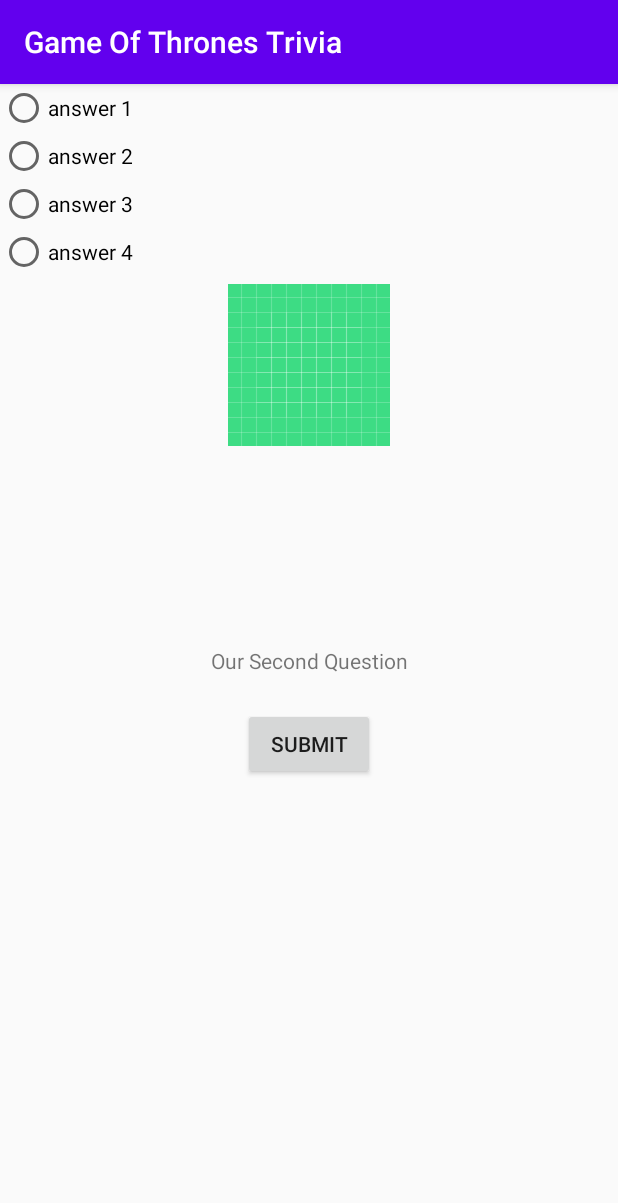
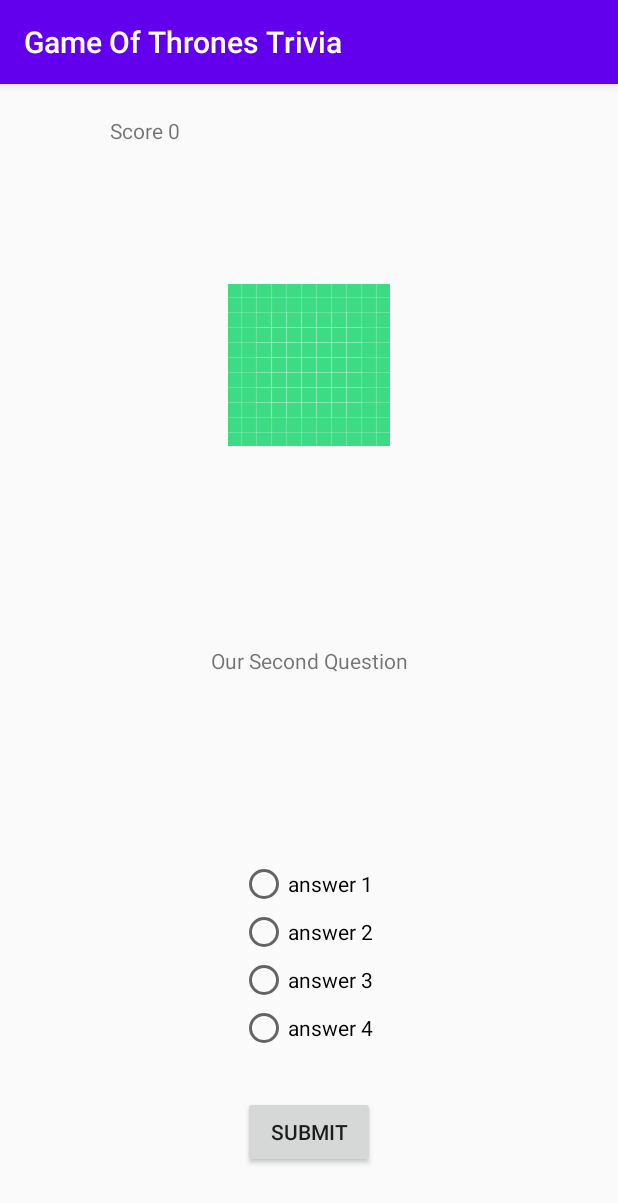
Before and after one commit to LukeRamsay/GameOfThronesTrivia, an Android app: the GameFragment screen opened through its navigation route, after a tap on "SUBMIT", on a phone screen of 412 x 824 dp. Shown: the top 1203 px of the screen. Run offline under Robolectric (Android 15) with nearby library versions, the phone set to English and light mode, and no system bars; our stand-ins replace data binding; 1 statement that could not run was skipped.

Commit message:
Added Score Functionality
Game now keeps track of score and naviagtes to win or loss, also count the number of questions in the array and displays all of them

```diff
--- a/app/src/main/java/com/example/gameofthronestrivia/GameFragment.kt
+++ b/app/src/main/java/com/example/gameofthronestrivia/GameFragment.kt
@@ -11,6 +11,8 @@
 import androidx.databinding.DataBindingUtil
 import androidx.fragment.app.viewModels
 import androidx.lifecycle.Observer
+import androidx.lifecycle.ViewModel
+import androidx.navigation.findNavController
 import com.example.gameofthronestrivia.databinding.FragmentGameBinding
 
 /**
@@ -28,22 +30,35 @@
         val viewModel: GameViewModel by viewModels()
         val binding: FragmentGameBinding = DataBindingUtil.inflate(inflater, R.layout.fragment_game, container, false)
 
+        viewModel.score.observe(viewLifecycleOwner, Observer { newScore ->
+            binding.score.text = "Score $newScore"
+        })
+
         viewModel.question.observe(viewLifecycleOwner, Observer { newQuestion ->
             binding.question.text = newQuestion.question
+
             val rGroup = binding.radioGroup
             rGroup.removeAllViews()
             for ((index, answer) in newQuestion.answers.withIndex()){
                 val newRBtn = createRadioBtn(answer, index)
                 rGroup.addView((newRBtn))
             }
+        })
 
-            binding.submitButton.setOnClickListener {
-                val id = binding.radioGroup.checkedRadioButtonId
-                Toast.makeText(context, "This is the current ID: ${id}", Toast.LENGTH_SHORT).show()
+        binding.submitButton.setOnClickListener {view : View ->
+            val id = binding.radioGroup.checkedRadioButtonId
+            viewModel.checkQuestion(id)
+            Toast.makeText(context, "This is the current ID: ${viewModel.currentQuestion.value}", Toast.LENGTH_SHORT).show()
+            if(viewModel.currentQuestion.value!! < viewModel.amountOfQuestions.value!!.minus(1)) {
                 viewModel.updateQuestion(viewModel.currentQuestion.value ?: 0)
+            } else  {
+                if(viewModel.score.value!! == viewModel.amountOfQuestions.value!!){
+                    view.findNavController().navigate(R.id.action_gameFragment_to_gameWonFragment)
+                } else{
+                    view.findNavController().navigate(R.id.action_gameFragment_to_gameLostFragment)
+                }
             }
-
-        })
+        }
 
         return binding.root
     }
--- a/app/src/main/java/com/example/gameofthronestrivia/GameViewModel.kt
+++ b/app/src/main/java/com/example/gameofthronestrivia/GameViewModel.kt
@@ -8,31 +8,41 @@
 class GameViewModel : ViewModel() {
 
     private val questions = listOf<Question>(
-        Question("Our First Question", listOf("answer 1 ", "answer 2", "answer 3", "answer 4"), "answer 1"),
-        Question("Our Second Question", listOf("answer 1 ", "answer 2", "answer 3", "answer 4"), "answer 1"),
-        Question("Our Third Question", listOf("answer 1 ", "answer 2", "answer 3", "answer 4"), "answer 1"),
-        Question("Our Fourth Question", listOf("answer 1 ", "answer 2", "answer 3", "answer 4"), "answer 1"),
-        Question("Our Fifth Question", listOf("answer 1 ", "answer 2", "answer 3", "answer 4"), "answer 1"),
-        Question("Our Sixth Question", listOf("answer 1 ", "answer 2", "answer 3", "answer 4"), "answer 1")
+        Question("Our First Question", listOf("answer 1 ", "answer 2", "answer 3", "answer 4"), "answer 1 "),
+        Question("Our Second Question", listOf("answer 1 ", "answer 2", "answer 3", "answer 4"), "answer 1 "),
+        Question("Our Third Question", listOf("answer 1 ", "answer 2", "answer 3", "answer 4"), "answer 1 "),
+        Question("Our Fourth Question", listOf("answer 1 ", "answer 2", "answer 3", "answer 4"), "answer 1 "),
+        Question("Our Fifth Question", listOf("answer 1 ", "answer 2", "answer 3", "answer 4"), "answer 1 "),
+        Question("Our Sixth Question", listOf("answer 1 ", "answer 2", "answer 3", "answer 4"), "answer 1 ")
     )
     private val _question = MutableLiveData<Question>()
     private val _currentQuestion = MutableLiveData<Int>()
     private val _score = MutableLiveData<Int>()
+    private val _amountOfQuestions = MutableLiveData<Int>()
 
     init {
         _score.value = 0
         _question.value = questions[0]
         _currentQuestion.value = 0
-
+        _amountOfQuestions.value = questions.count()
     }
 
     val question: LiveData<Question> = _question
     val currentQuestion: LiveData<Int> = _currentQuestion
     val score: LiveData<Int> = _score
+    val amountOfQuestions: LiveData<Int> = _amountOfQuestions
 
     fun updateQuestion(index: Int){
         _question.value = questions[index.plus(1)]
         _currentQuestion.value = index.plus(1)
     }
 
+    fun checkQuestion(answer: Int){
+        val validAnswer:String? = question.value?.correctAnswer
+        val submitedAnswer: String? = question.value?.answers?.get(answer)
+        if(submitedAnswer == validAnswer){
+            _score.value = score.value?.plus(1)
+        }
+    }
+
 }
--- a/app/src/main/res/layout/fragment_game.xml
+++ b/app/src/main/res/layout/fragment_game.xml
@@ -10,7 +10,6 @@
         android:layout_height="match_parent"
         >
 
-        <!-- TODO: Update blank fragment layout -->
         <TextView
             android:id="@+id/question"
             android:layout_width="wrap_content"
@@ -35,8 +34,10 @@
             android:id="@+id/radioGroup"
             android:layout_width="wrap_content"
             android:layout_height="wrap_content"
-            tools:layout_editor_absoluteX="158dp"
-            tools:layout_editor_absoluteY="455dp">
+            app:layout_constraintBottom_toBottomOf="parent"
+            app:layout_constraintEnd_toEndOf="parent"
+            app:layout_constraintStart_toStartOf="parent"
+            app:layout_constraintTop_toBottomOf="@+id/question">
 
             <RadioButton
                 android:id="@+id/answer1"
@@ -82,6 +83,18 @@
             app:layout_constraintStart_toStartOf="parent"
             app:layout_constraintTop_toBottomOf="@+id/radioGroup" />
 
+        <TextView
+            android:id="@+id/score"
+            android:layout_width="wrap_content"
+            android:layout_height="wrap_content"
+            android:text="score"
+            app:layout_constraintBottom_toTopOf="@+id/imageView"
+            app:layout_constraintEnd_toEndOf="parent"
+            app:layout_constraintHorizontal_bias="0.2"
+            app:layout_constraintStart_toStartOf="parent"
+            app:layout_constraintTop_toTopOf="parent"
+            app:layout_constraintVertical_bias="0.19" />
+
 
     </androidx.constraintlayout.widget.ConstraintLayout>
 </layout>
--- a/app/src/main/res/navigation/navigation.xml
+++ b/app/src/main/res/navigation/navigation.xml
@@ -27,5 +27,22 @@
         android:id="@+id/gameFragment"
         android:name="com.example.gameofthronestrivia.GameFragment"
         android:label="fragment_game"
-        tools:layout="@layout/fragment_game" />
+        tools:layout="@layout/fragment_game" >
+        <action
+            android:id="@+id/action_gameFragment_to_gameWonFragment"
+            app:destination="@id/gameWonFragment" />
+        <action
+            android:id="@+id/action_gameFragment_to_gameLostFragment"
+            app:destination="@id/gameLostFragment" />
+    </fragment>
+    <fragment
+        android:id="@+id/gameLostFragment"
+        android:name="com.example.gameofthronestrivia.GameLostFragment"
+        android:label="fragment_game_lost"
+        tools:layout="@layout/fragment_game_lost" />
+    <fragment
+        android:id="@+id/gameWonFragment"
+        android:name="com.example.gameofthronestrivia.GameWonFragment"
+        android:label="fragment_game_won"
+        tools:layout="@layout/fragment_game_won" />
 </navigation>
```
Also changed, not shown: app/src/main/java/com/example/gameofthronestrivia/GameLostFragment.kt (added, +22 -0 lines), app/src/main/java/com/example/gameofthronestrivia/GameWonFragment.kt (added, +22 -0 lines), app/src/main/res/layout/fragment_blank.xml (added, +14 -0 lines), app/src/main/res/layout/fragment_game_lost.xml (added, +18 -0 lines), app/src/main/res/layout/fragment_game_won.xml (added, +18 -0 lines).
